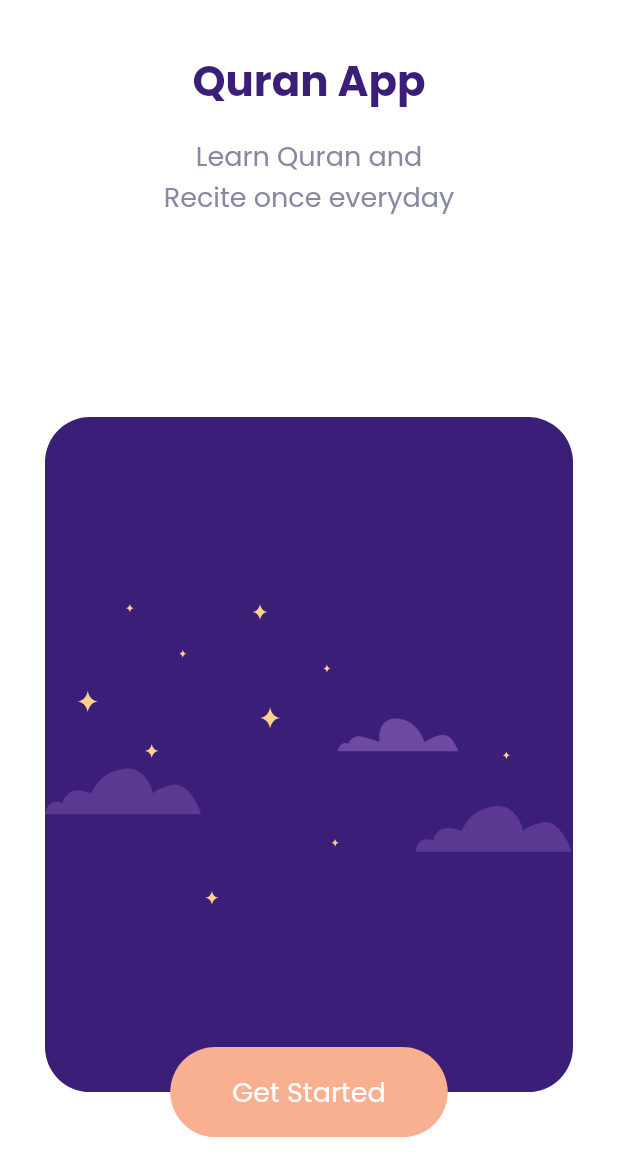
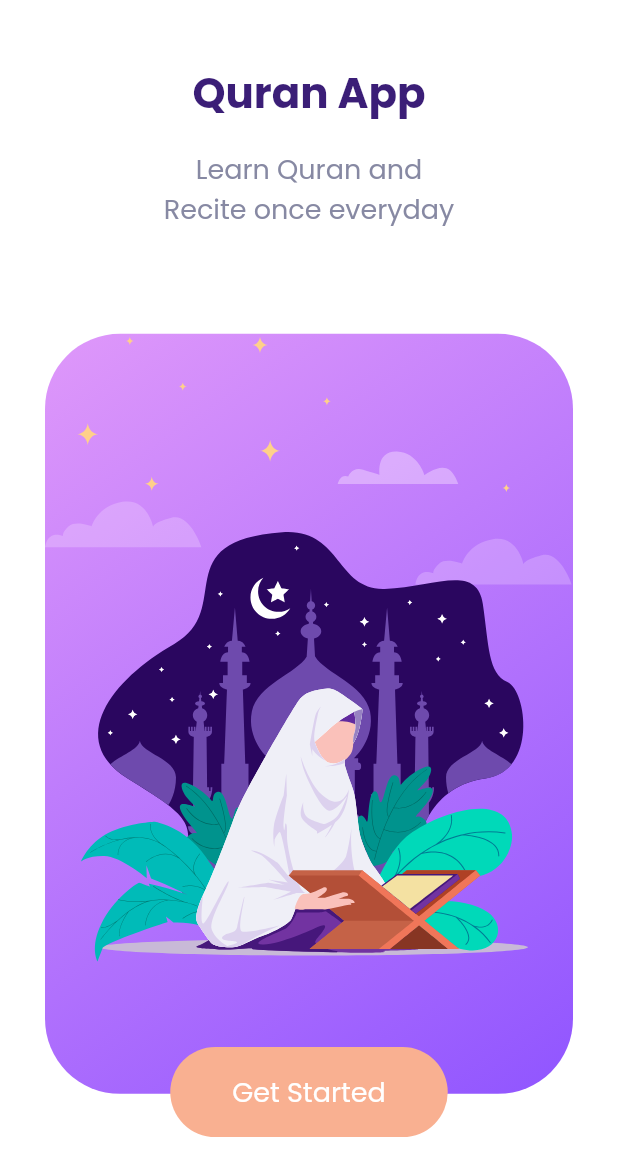
Before and after one commit to teukumunawark/Flutter-Al-Quran-App, a Flutter app: the screen it shows after launch, on a phone screen of 412 x 824 dp. Shown: the top 1176 px of the screen. Run offline on Flutter 3.47's test engine with Material 2 defaults, Android fonts, the phone set to English and light mode, and no system bars; our stand-ins replace dartz, equatable, flutter_bloc, flutter_svg, get_it, google_fonts and 1 more; network calls fail.

```diff
--- a/lib/presentation/pages/on_boarding_page.dart
+++ b/lib/presentation/pages/on_boarding_page.dart
@@ -1,16 +1,19 @@
 import 'package:al_quran_app/common/constants.dart';
 import 'package:al_quran_app/presentation/pages/home_page.dart';
 import 'package:flutter/material.dart';
-import 'package:flutter_svg/svg.dart';
+import 'package:flutter_svg/flutter_svg.dart';
+import 'package:lottie/lottie.dart';
 
 class OnBoardingPage extends StatelessWidget {
-  static const routeName = '/';
+  static const routeName = '/onboard-page';
 
   const OnBoardingPage({super.key});
 
   @override
   Widget build(BuildContext context) {
     final size = MediaQuery.of(context).size;
+    final sizeAppBar = MediaQuery.of(context).padding.top;
+    final height = MediaQuery.of(context).size.height - sizeAppBar;
 
     return Scaffold(
       body: SafeArea(
@@ -20,7 +23,7 @@ class OnBoardingPage extends StatelessWidget {
             child: Column(
               crossAxisAlignment: CrossAxisAlignment.center,
               children: [
-                SizedBox(height: size.height * 0.04),
+                SizedBox(height: height * 0.05),
                 Text(
                   "Quran App",
                   style: kHeading4.copyWith(color: kMeteorite),
@@ -33,20 +36,34 @@ class OnBoardingPage extends StatelessWidget {
                 ),
                 const Spacer(),
                 SizedBox(
-                  height: 480,
+                  height: height * 0.65,
                   child: Stack(
                     children: [
                       Container(
-                        height: 450,
-                        width: size.width,
-                        decoration: BoxDecoration(
-                          color: kMeteorite,
-                          borderRadius: BorderRadius.circular(30),
-                        ),
-                        child: SvgPicture.asset(
-                          'assets/svg/onboard-img.svg',
-                        ),
-                      ),
+                          height: height * 0.615,
+                          width: size.width,
+                          decoration: BoxDecoration(
+                            gradient: const LinearGradient(
+                              colors: [
+                                Color(0xffDF98FA),
+                                Color(0xff9055FF),
+                              ],
+                              begin: Alignment.topLeft,
+                              end: Alignment.bottomRight,
+                            ),
+                            borderRadius: BorderRadius.circular(50),
+                          ),
+                          child: Stack(
+                            children: [
+                              SvgPicture.asset('assets/svg/onboard-img.svg'),
+                              Positioned(
+                                top: 100,
+                                left: 5,
+                                right: 5,
+                                child: Lottie.asset('assets/lottie/quran.json'),
+                              ),
+                            ],
+                          )),
                       Align(
                         alignment: Alignment.bottomCenter,
                         child: Material(
```
